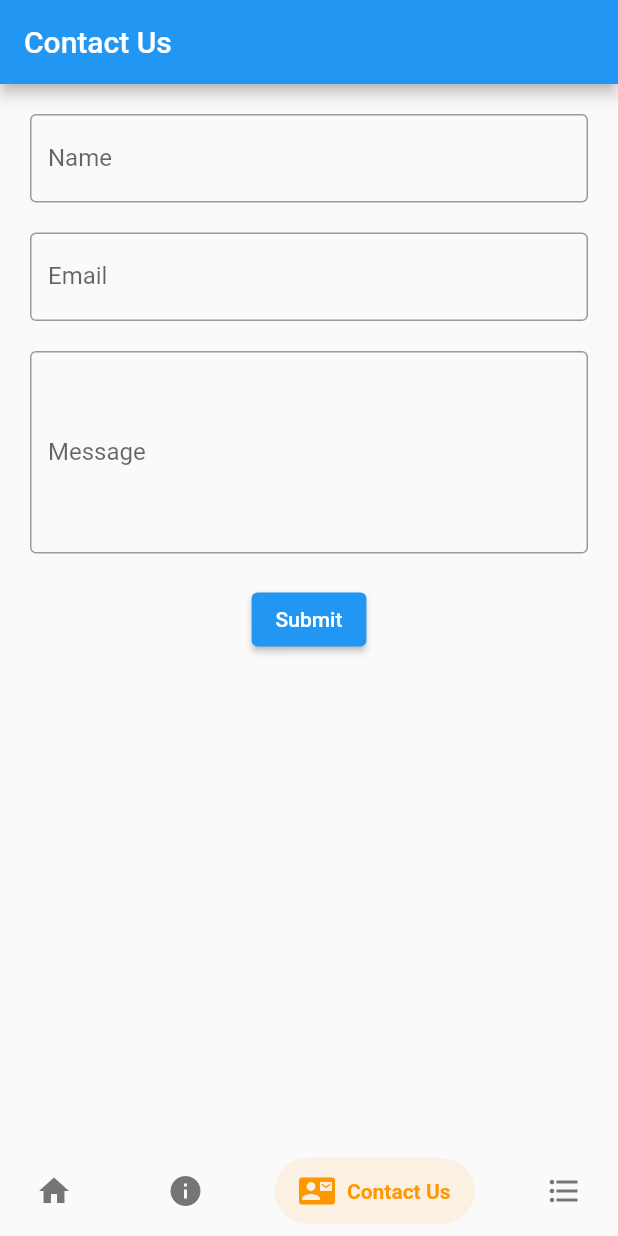
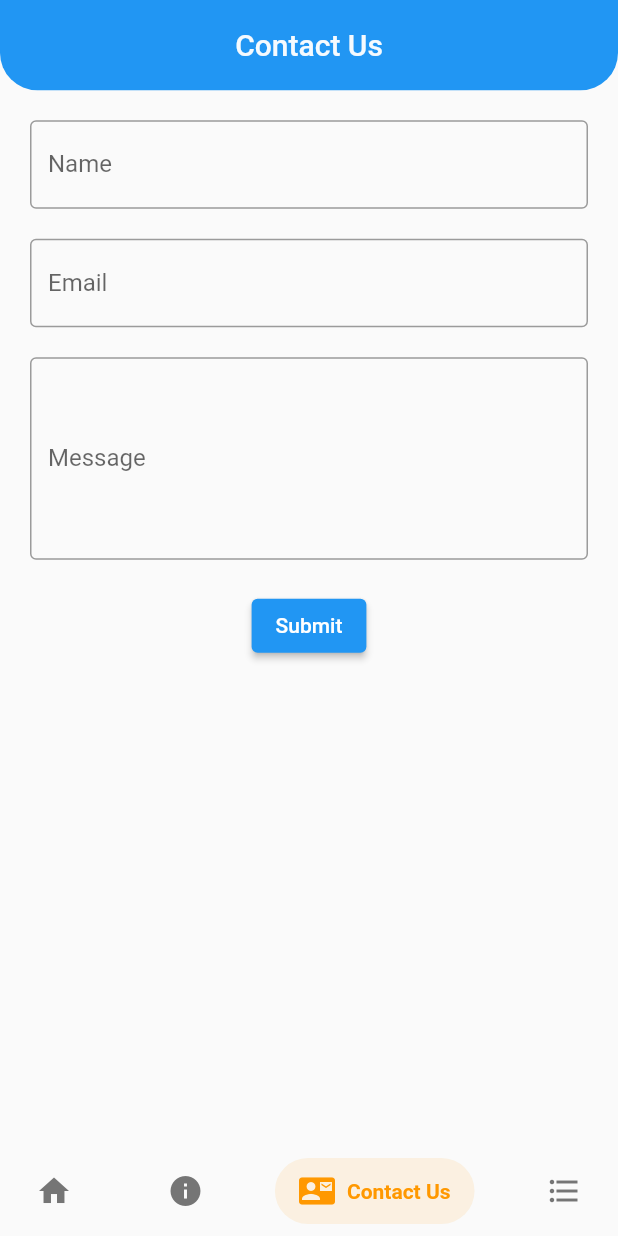
Before and after one commit to KhfifiSlim/FlutterProjectMpdam, a Flutter app: the screen it shows after launch, item 3 of the bottom bar chosen, on a phone screen of 412 x 824 dp. Run offline on Flutter 3.47's test engine with Material 2 defaults, Android fonts, the phone set to English and light mode, and no system bars; drawn by our look-alikes of salomon_bottom_bar; network calls fail.

Commit message:
second commit

```diff
--- a/lib/InfoPage.dart
+++ b/lib/InfoPage.dart
@@ -50,7 +50,7 @@ class _InfoPageState extends State<InfoPage> {
   }
 
   void _fetchSemester() async {
-    final response = await http.get(Uri.parse('http://192.168.43.73:3000/semestres'));
+    final response = await http.get(Uri.parse('http://172.16.21.162:3000/semestres'));
     if (response.statusCode == 200) {
       List<dynamic> data = json.decode(response.body);
       List<Semester> semesters = [];
@@ -65,7 +65,7 @@ class _InfoPageState extends State<InfoPage> {
     }
   }
   void _fetchEnseignant() async {
-    final response = await http.get(Uri.parse('http://192.168.43.73:3004/enseignants'));
+    final response = await http.get(Uri.parse('http://172.16.21.162:3004/enseignants'));
     if (response.statusCode == 200) {
       List<dynamic> data = json.decode(response.body);
       List<Enseignant> enseignants = [];
--- a/lib/SplashScreen.dart
+++ b/lib/SplashScreen.dart
@@ -1,6 +1,7 @@
 import 'dart:async';
 import 'package:flutter/material.dart';
 import 'package:flutterproject/InfoPage.dart';
+import 'package:flutterproject/welcome.dart';
 import 'size_config.dart';
 
 class PageSplashScreen extends StatefulWidget {
@@ -32,7 +33,7 @@ class _PageSplashScreenState extends State<PageSplashScreen>
           Navigator.pushReplacement(
             context,
             MaterialPageRoute(
-              builder: (context) =>  InfoPage(),
+              builder: (context) =>   welcome(),
             ),
           );
 
--- a/lib/contact.dart
+++ b/lib/contact.dart
@@ -52,6 +52,17 @@ class _contact extends State<contact> {
   return Scaffold(
   appBar: AppBar(
   title: Text('Contact Us'),
+   titleSpacing: 00.0,
+        centerTitle: true,
+        toolbarHeight: 60.2,
+        toolbarOpacity: 0.8,
+        shape: const RoundedRectangleBorder(
+          borderRadius: BorderRadius.only(
+              bottomRight: Radius.circular(25),
+              bottomLeft: Radius.circular(25)),
+        ),
+        elevation: 0.00,
+        backgroundColor: Colors.blue,
   ),
   body: SingleChildScrollView(
   child: Column(
--- a/lib/welcome.dart
+++ b/lib/welcome.dart
@@ -61,7 +61,7 @@ class _MyAppState extends State<welcome> {
   }
 
 void _fetchWelcome() async {
-    final response = await http.get(Uri.parse('http://192.168.43.73:3005/welcome'));
+    final response = await http.get(Uri.parse('http://172.16.21.162:3005/welcome'));
     if (response.statusCode == 200) {
       List<dynamic> data = json.decode(response.body);
       List<WelcomeData> datas = [];
```
Also changed, not shown: lib/preinscription.dart (+11 -0 lines).
